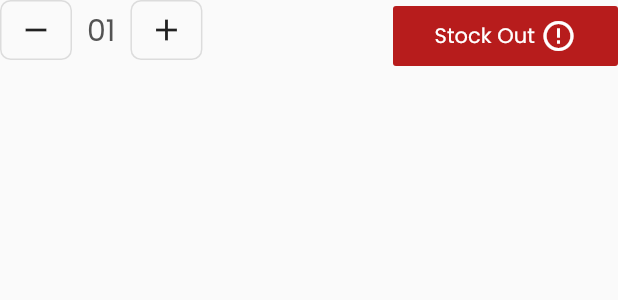
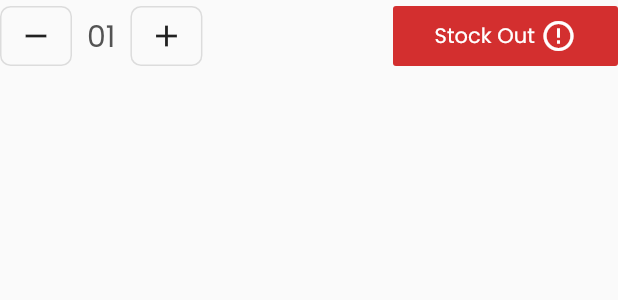
Before and after one commit to tamzid958/kenakata, a Flutter app: the Availibity widget shown alone on an empty page, opened directly with sample values from the repository, on a phone screen of 412 x 824 dp. Shown: the top 300 px of the screen. Run offline on Flutter 3.47's test engine with Material 2 defaults, Android fonts, the phone set to English and light mode, and no system bars; our stand-ins replace flutter_svg, lottie.

Commit message:
stock_management

```diff
--- a/lib/screens/itemdetails/components/availability.dart
+++ b/lib/screens/itemdetails/components/availability.dart
@@ -10,7 +10,6 @@ class Availibity extends StatelessWidget {
     return Container(
       child: Row(
         mainAxisAlignment: MainAxisAlignment.spaceBetween,
-        crossAxisAlignment: CrossAxisAlignment.start,
         children: <Widget>[
           CartCounter(
             product: product,
@@ -18,23 +17,28 @@ class Availibity extends StatelessWidget {
           Row(
             children: [
               FlatButton(
-                onPressed: () => {},
-                color: (product.availability == false
-                    ? Colors.red[900]
-                    : Colors.green[900]),
-                padding: EdgeInsets.all(5.0),
+                onPressed: () => null,
+                color: (product.stockAmount <= 0
+                    ? Colors.red[700]
+                    : Colors.green[700]),
                 textColor: Colors.white,
                 height: 40,
                 minWidth: 150,
                 child: Row(
                   // Replace with a Row for horizontal icon + text
                   children: <Widget>[
-                    product.availability == false
+                    product.stockAmount <= 0
                         ? Text("Stock Out ")
-                        : Text("Availability "),
-                    Icon(product.availability == false
-                        ? Icons.error_outline
-                        : Icons.done),
+                        : Text(
+                            product.stockAmount < 9999
+                                ? "Availability : " +
+                                    product.stockAmount.toString()
+                                : "Availability : ∞ ",
+                            textAlign: TextAlign.center,
+                          ),
+                    Icon(
+                      product.stockAmount <= 0 ? Icons.error_outline : null,
+                    ),
                   ],
                 ),
               ),
```
Also changed, not shown: lib/models/product.dart (+15 -15 lines), lib/screens/itemdetails/components/add_to_cart_and_visit_shop.dart (+7 -7 lines).
